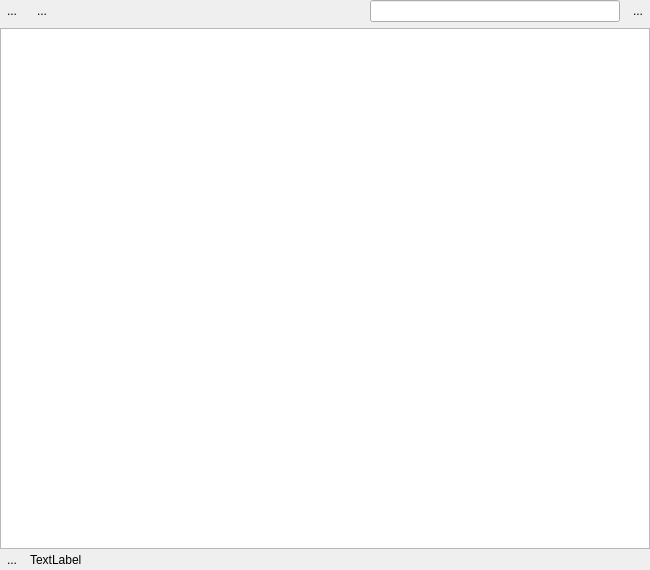
First picture: the form in src/laybasic/laybasic/NetlistBrowserPage.ui, repository KLayout/klayout, before the edit.
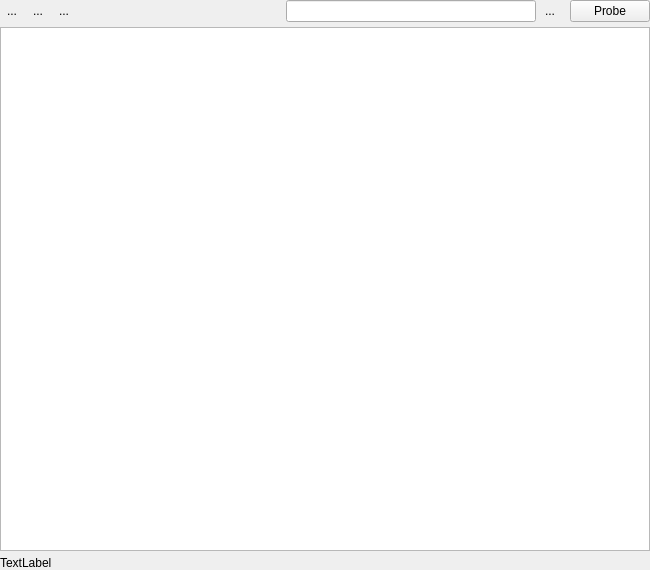
Second picture: the form after the edit. Icons and pictures are not drawn. Custom widgets are drawn as their Qt base class.

Commit message: Netlist browser: detailed info box.

```diff
--- a/src/laybasic/laybasic/NetlistBrowserPage.ui
+++ b/src/laybasic/laybasic/NetlistBrowserPage.ui
@@ -49,7 +49,7 @@
       </property>
       <layout class="QVBoxLayout" name="verticalLayout">
        <property name="spacing">
-        <number>0</number>
+        <number>5</number>
        </property>
        <property name="leftMargin">
         <number>0</number>
@@ -72,6 +72,9 @@
           <enum>QFrame::Raised</enum>
          </property>
          <layout class="QHBoxLayout" name="horizontalLayout_3">
+          <property name="spacing">
+           <number>2</number>
+          </property>
           <property name="leftMargin">
            <number>0</number>
           </property>
@@ -112,6 +115,23 @@
             </property>
            </widget>
           </item>
+          <item>
+           <widget class="QToolButton" name="info_button">
+            <property name="toolTip">
+             <string>Show more information about nets</string>
+            </property>
+            <property name="text">
+             <string>...</string>
+            </property>
+            <property name="icon">
+             <iconset resource="../../lay/lay/layResources.qrc">
+              <normaloff>:/info_16.png</normaloff>:/info_16.png</iconset>
+            </property>
+            <property name="autoRaise">
+             <bool>true</bool>
+            </property>
+           </widget>
+          </item>
           <item>
            <spacer name="horizontalSpacer">
             <property name="orientation">
@@ -164,25 +184,32 @@
             </property>
            </widget>
           </item>
+          <item>
+           <spacer name="horizontalSpacer_2">
+            <property name="orientation">
+             <enum>Qt::Horizontal</enum>
+            </property>
+            <property name="sizeType">
+             <enum>QSizePolicy::Fixed</enum>
+            </property>
+            <property name="sizeHint" stdset="0">
+             <size>
+              <width>6</width>
+              <height>20</height>
+             </size>
+            </property>
+           </spacer>
+          </item>
+          <item>
+           <widget class="QPushButton" name="probe_button">
+            <property name="text">
+             <string>Probe</string>
+            </property>
+           </widget>
+          </item>
          </layout>
         </widget>
        </item>
-       <item>
-        <spacer name="verticalSpacer">
-         <property name="orientation">
-          <enum>Qt::Vertical</enum>
-         </property>
-         <property name="sizeType">
-          <enum>QSizePolicy::Fixed</enum>
-         </property>
-         <property name="sizeHint" stdset="0">
-          <size>
-           <width>20</width>
-           <height>6</height>
-          </size>
-         </property>
-        </spacer>
-       </item>
        <item>
         <widget class="QTreeView" name="directory_tree">
          <property name="sizePolicy">
@@ -241,23 +268,6 @@
           <property name="bottomMargin">
            <number>0</number>
           </property>
-          <item>
-           <widget class="QToolButton" name="info_button">
-            <property name="toolTip">
-             <string>Show more information about nets</string>
-            </property>
-            <property name="text">
-             <string>...</string>
-            </property>
-            <property name="icon">
-             <iconset resource="../../lay/lay/layResources.qrc">
-              <normaloff>:/info_16.png</normaloff>:/info_16.png</iconset>
-            </property>
-            <property name="autoRaise">
-             <bool>true</bool>
-            </property>
-           </widget>
-          </item>
           <item>
            <widget class="QLabel" name="info_label">
             <property name="text">
@@ -268,42 +278,6 @@
          </layout>
         </widget>
        </item>
-       <item>
-        <widget class="QFrame" name="frame_2">
-         <property name="sizePolicy">
-          <sizepolicy hsizetype="Preferred" vsizetype="Preferred">
-           <horstretch>0</horstretch>
-           <verstretch>0</verstretch>
-          </sizepolicy>
-         </property>
-         <property name="minimumSize">
-          <size>
-           <width>0</width>
-           <height>0</height>
-          </size>
-         </property>
-         <property name="frameShape">
-          <enum>QFrame::NoFrame</enum>
-         </property>
-         <property name="frameShadow">
-          <enum>QFrame::Raised</enum>
-         </property>
-         <layout class="QHBoxLayout" name="horizontalLayout">
-          <property name="leftMargin">
-           <number>0</number>
-          </property>
-          <property name="topMargin">
-           <number>0</number>
-          </property>
-          <property name="rightMargin">
-           <number>0</number>
-          </property>
-          <property name="bottomMargin">
-           <number>0</number>
-          </property>
-         </layout>
-        </widget>
-       </item>
       </layout>
      </widget>
     </widget>
```
The commit also changes 7 other files.
